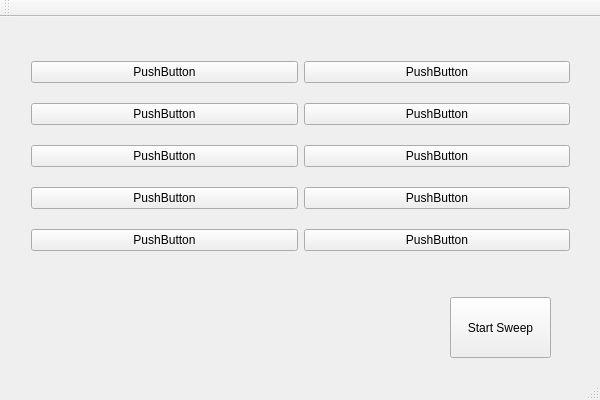
Qt form DronePark1/DronePark1/dronepark1.ui (Nomen-Naught/DronePark1) before a commit.
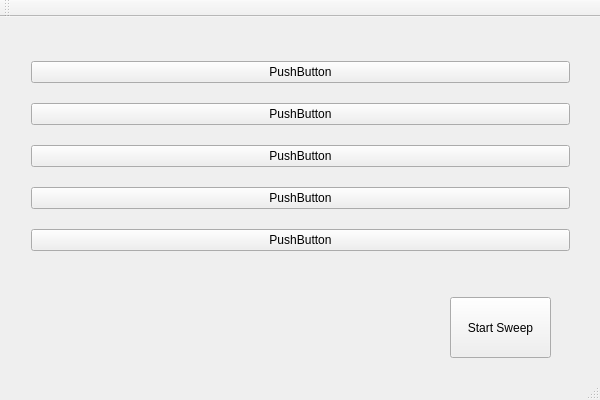
The same form after that commit.

```diff
--- a/DronePark1/DronePark1/dronepark1.ui
+++ b/DronePark1/DronePark1/dronepark1.ui
@@ -25,43 +25,7 @@
     </property>
     <layout class="QHBoxLayout" name="horizontalLayout">
      <item>
-      <layout class="QVBoxLayout" name="verticalLayout_2">
-       <item>
-        <widget class="QPushButton" name="pushButton">
-         <property name="text">
-          <string>PushButton</string>
-         </property>
-        </widget>
-       </item>
-       <item>
-        <widget class="QPushButton" name="pushButton_3">
-         <property name="text">
-          <string>PushButton</string>
-         </property>
-        </widget>
-       </item>
-       <item>
-        <widget class="QPushButton" name="pushButton_4">
-         <property name="text">
-          <string>PushButton</string>
-         </property>
-        </widget>
-       </item>
-       <item>
-        <widget class="QPushButton" name="pushButton_2">
-         <property name="text">
-          <string>PushButton</string>
-         </property>
-        </widget>
-       </item>
-       <item>
-        <widget class="QPushButton" name="pushButton_5">
-         <property name="text">
-          <string>PushButton</string>
-         </property>
-        </widget>
-       </item>
-      </layout>
+      <layout class="QVBoxLayout" name="verticalLayout_2"/>
      </item>
      <item>
       <layout class="QVBoxLayout" name="verticalLayout">
```
